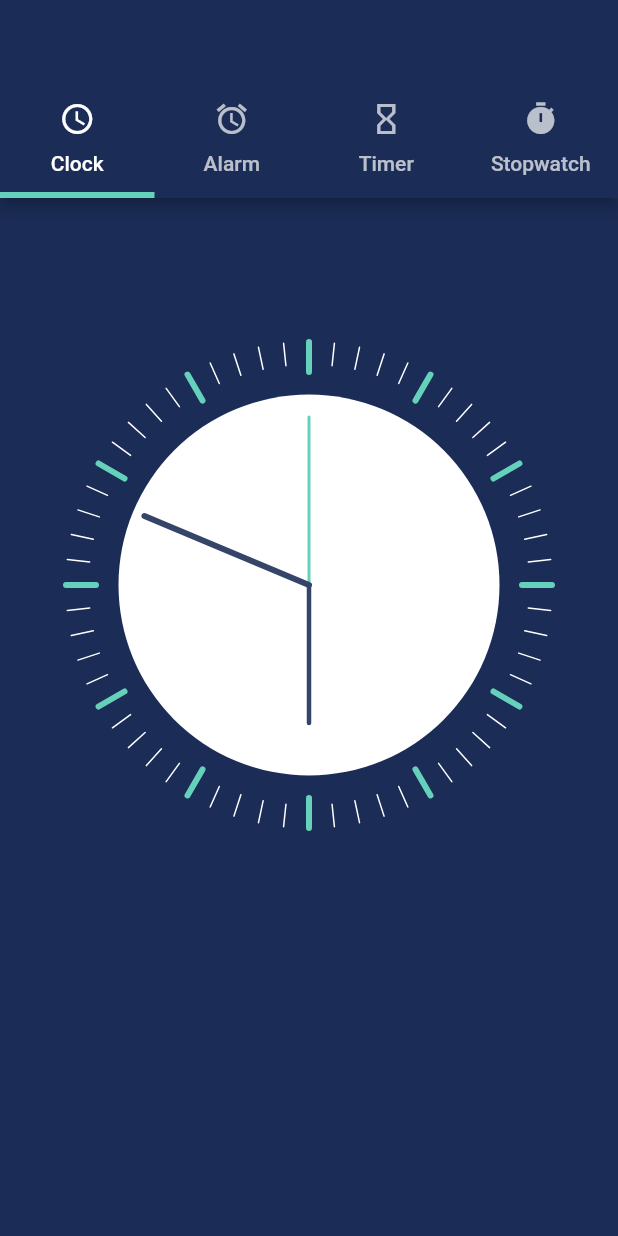
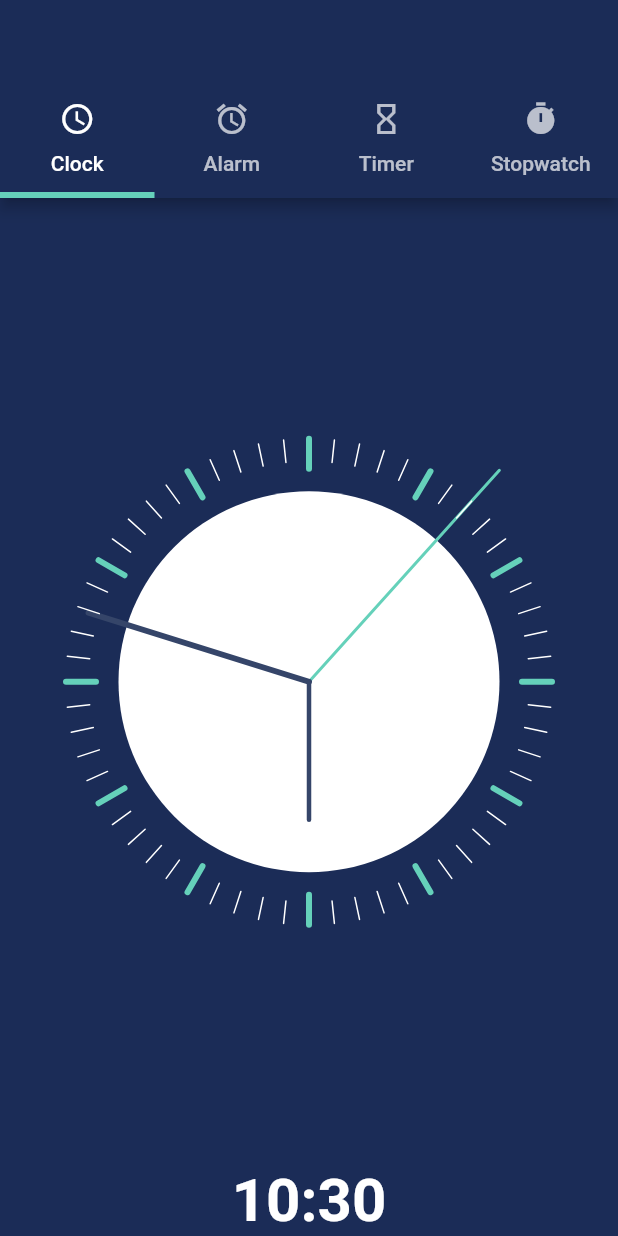
Before and after one commit to RohitIslam/alarm-app, a Flutter app: the screen it shows after launch, on a phone screen of 412 x 824 dp. Run offline on Flutter 3.47's test engine with Material 2 defaults, Android fonts, the phone set to English and light mode, and no system bars.

Commit message:
Clock widget created; line of seconds bug fixed

```diff
--- a/lib/screens/shapes_painter.dart
+++ b/lib/models/shapes_painter.dart
@@ -35,7 +35,7 @@ class ShapesPainter extends CustomPainter {
     final secondsP1 = center;
     double secondsDegree = 360 / 60 * now.second;
     double x = (size.width / 2) +
-        (size.width / 3 - 20) * cos(Vector.radians(secondsDegree));
+        (size.height / 3 - 20) * cos(Vector.radians(secondsDegree));
     double y = (size.height / 2) +
         (size.height / 3 - 20) * sin(Vector.radians(secondsDegree));
 
@@ -72,7 +72,6 @@ class ShapesPainter extends CustomPainter {
     canvas.drawLine(hoursP1, hoursP2, paint);
 
     // External lines of the clock
-
     for (var i = 0; i < 60; i++) {
       // Calculate line position
       double minute = 360 / 60 * i;
--- a/lib/screens/home_screen.dart
+++ b/lib/screens/home_screen.dart
@@ -3,7 +3,8 @@ import 'dart:async';
 import 'package:flutter/material.dart';
 import 'package:intl/intl.dart';
 
-import './shapes_painter.dart';
+import '../widgets/clock.dart';
+import '../models/shapes_painter.dart';
 
 class HomeScreen extends StatefulWidget {
   @override
@@ -23,9 +24,9 @@ class _HomeScreenState extends State<HomeScreen>
       initialIndex: 0,
     );
 
-    // _timeString = _formatDateTime(DateTime.now());
+    _timeString = _formatDateTime(DateTime.now());
 
-    // Timer.periodic(Duration(seconds: 1), (Timer t) => _getTime());
+    Timer.periodic(Duration(seconds: 1), (Timer t) => _getTime());
 
     super.initState();
   }
@@ -43,6 +44,10 @@ class _HomeScreenState extends State<HomeScreen>
     setState(() {
       _timeString = formatDateTime;
     });
+  }
+
+  String getTimeString() {
+    return _timeString.toString();
   }
 
   @override
@@ -82,22 +87,8 @@ class _HomeScreenState extends State<HomeScreen>
               controller: _tabController,
               children: <Widget>[
                 // Clock
-                Container(
-                  child: Column(
-                    children: <Widget>[
-                      Padding(
-                        padding: EdgeInsets.all(8),
-                        child: CustomPaint(
-                          painter: ShapesPainter(),
-                          child: Container(
-                            height: 500,
-                          ),
-                        ),
-                      ),
-                    ],
-                  ),
-                ),
-                // .....
+                Clock(getTimeString),
+                // Alarm
                 Container(
                   child: Column(
                     children: <Widget>[
@@ -108,7 +99,7 @@ class _HomeScreenState extends State<HomeScreen>
                     ],
                   ),
                 ),
-                // .....
+                // Timer
                 Container(
                   child: Column(
                     children: <Widget>[
@@ -119,7 +110,7 @@ class _HomeScreenState extends State<HomeScreen>
                     ],
                   ),
                 ),
-                // .....
+                // Stopwatch
                 Container(
                   child: Column(
                     children: <Widget>[
--- /dev/null
+++ b/lib/widgets/clock.dart
@@ -0,0 +1,40 @@
+import 'package:flutter/material.dart';
+
+import '../models/shapes_painter.dart';
+
+class Clock extends StatelessWidget {
+  final Function timeString;
+
+  const Clock(this.timeString);
+
+  @override
+  Widget build(BuildContext context) {
+    return Container(
+      child: Column(
+        mainAxisAlignment: MainAxisAlignment.spaceAround,
+        children: <Widget>[
+          Expanded(
+            child: Padding(
+              padding: EdgeInsets.all(8),
+              child: CustomPaint(
+                painter: ShapesPainter(),
+                child: Container(
+                  height: 500,
+                ),
+              ),
+            ),
+          ),
+          Text(
+            // _timeString.toString(),
+            timeString(),
+            style: TextStyle(
+              color: Colors.white,
+              fontSize: 40,
+              fontWeight: FontWeight.bold,
+            ),
+          ),
+        ],
+      ),
+    );
+  }
+}
```
